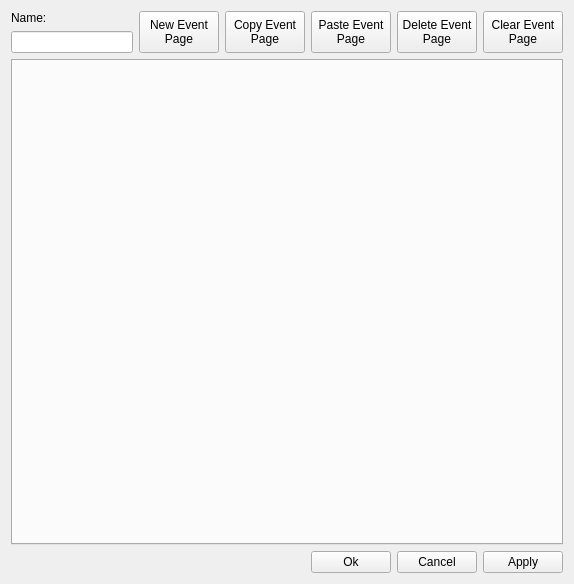
Above: event_dialogs/eventdialog.ui from jowin202/YaRXP before the change. Below: the same form after it.
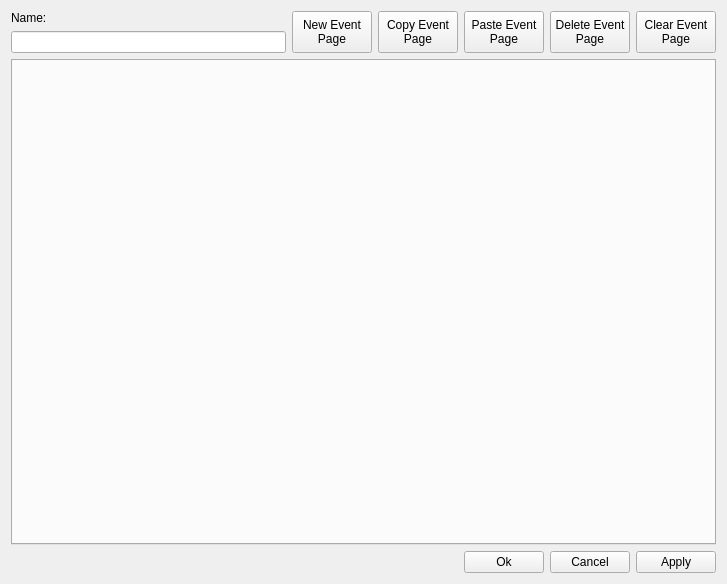
That is the form after the change.

What changed in the file:
```diff
--- a/event_dialogs/eventdialog.ui
+++ b/event_dialogs/eventdialog.ui
@@ -9,7 +9,7 @@
    <rect>
     <x>0</x>
     <y>0</y>
-    <width>574</width>
+    <width>727</width>
     <height>584</height>
    </rect>
   </property>
```
